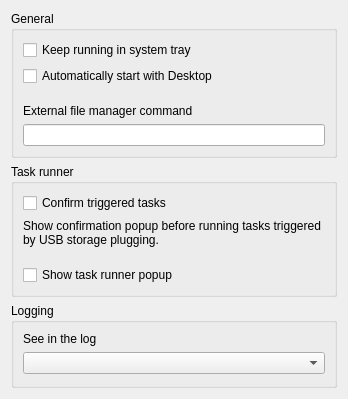
This is App/dialogs/settingsdialog.ui in otsakir/lisa-backup as Qt 5 draws it before an edit. The edited form follows.
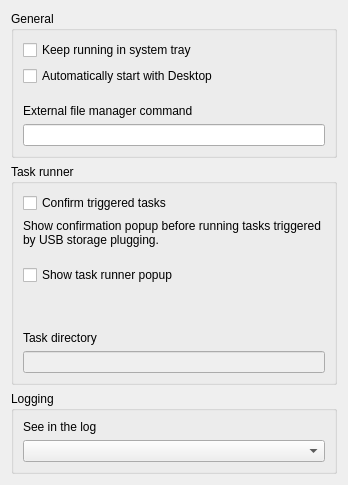
This is the edited form.

Commit message: show effective task directory in settings dialog - ref #88

Diff of the .ui file:
```diff
--- a/App/dialogs/settingsdialog.ui
+++ b/App/dialogs/settingsdialog.ui
@@ -7,7 +7,7 @@
     <x>0</x>
     <y>0</y>
     <width>348</width>
-    <height>399</height>
+    <height>473</height>
    </rect>
   </property>
   <property name="sizePolicy">
@@ -145,6 +145,36 @@
         </property>
        </widget>
       </item>
+      <item>
+       <spacer name="verticalSpacer_4">
+        <property name="orientation">
+         <enum>Qt::Vertical</enum>
+        </property>
+        <property name="sizeHint" stdset="0">
+         <size>
+          <width>20</width>
+          <height>40</height>
+         </size>
+        </property>
+       </spacer>
+      </item>
+      <item>
+       <widget class="QLabel" name="label_3">
+        <property name="text">
+         <string>Task directory</string>
+        </property>
+       </widget>
+      </item>
+      <item>
+       <widget class="QLineEdit" name="lineEditTaskDirectory">
+        <property name="enabled">
+         <bool>false</bool>
+        </property>
+        <property name="readOnly">
+         <bool>false</bool>
+        </property>
+       </widget>
+      </item>
      </layout>
     </widget>
    </item>
```
Left out of the diff: 2 changed lines with no effect on the pictures. The commit also changes 1 other file.
